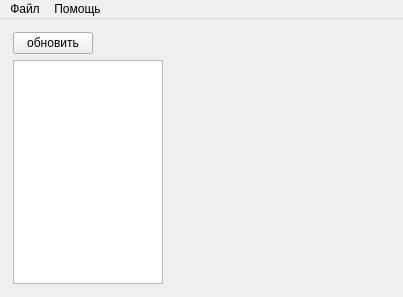
Above: mainwindow.ui from SevenLines/Tube before the change. Below: the same form after it.
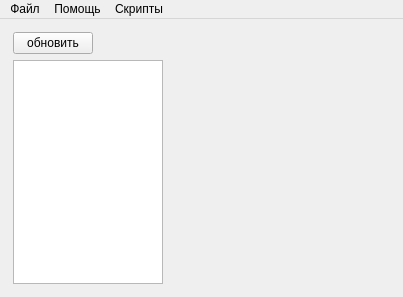
That is the form after the change. Icons and pictures are not drawn. Custom widgets are drawn as their Qt base class.

```diff
--- a/mainwindow.ui
+++ b/mainwindow.ui
@@ -115,7 +115,7 @@
      <x>0</x>
      <y>0</y>
      <width>403</width>
-     <height>21</height>
+     <height>22</height>
     </rect>
    </property>
    <widget class="QMenu" name="menu">
@@ -132,8 +132,15 @@
     </property>
     <addaction name="actionTurnHelper"/>
    </widget>
+   <widget class="QMenu" name="menu_3">
+    <property name="title">
+     <string>Скрипты</string>
+    </property>
+    <addaction name="actionGenerateSaveScript"/>
+   </widget>
    <addaction name="menu"/>
    <addaction name="menu_2"/>
+   <addaction name="menu_3"/>
   </widget>
   <action name="action_OpenDir">
    <property name="text">
```
Left out of the diff: 28 changed lines with no effect on the pictures.
